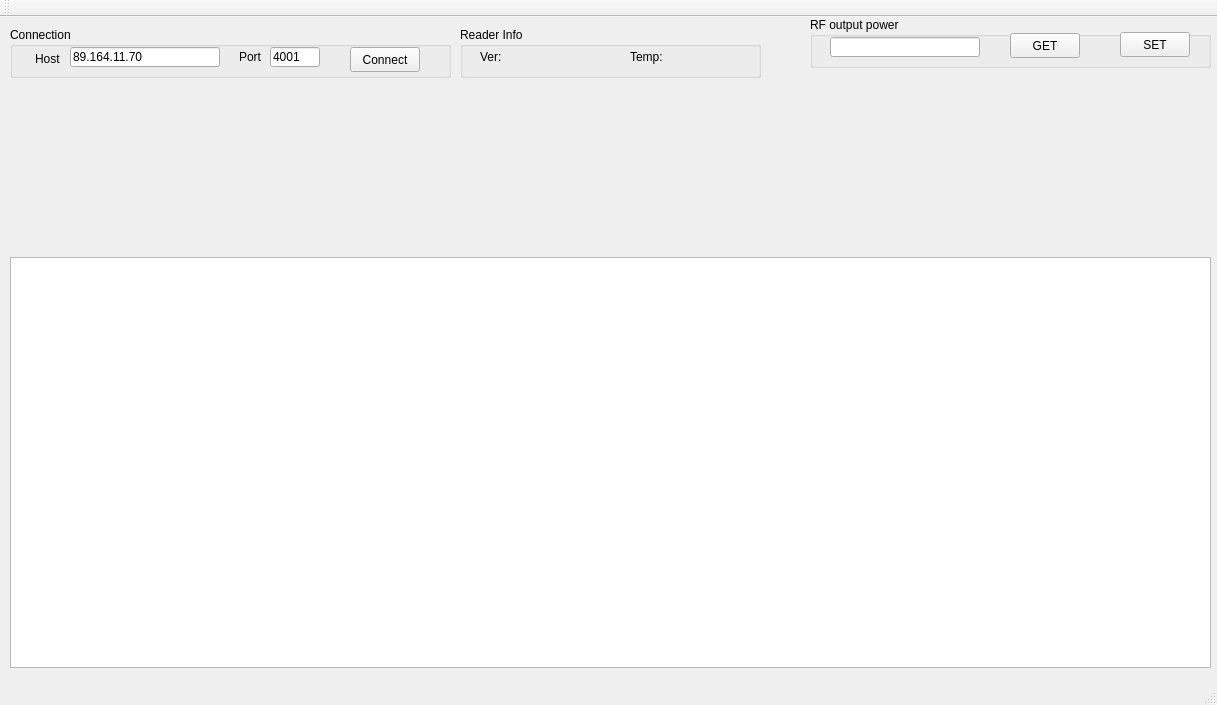
The window that mainwindow.ui (yennhan1211/rfid_service) describes before a commit, drawn with Qt 5.
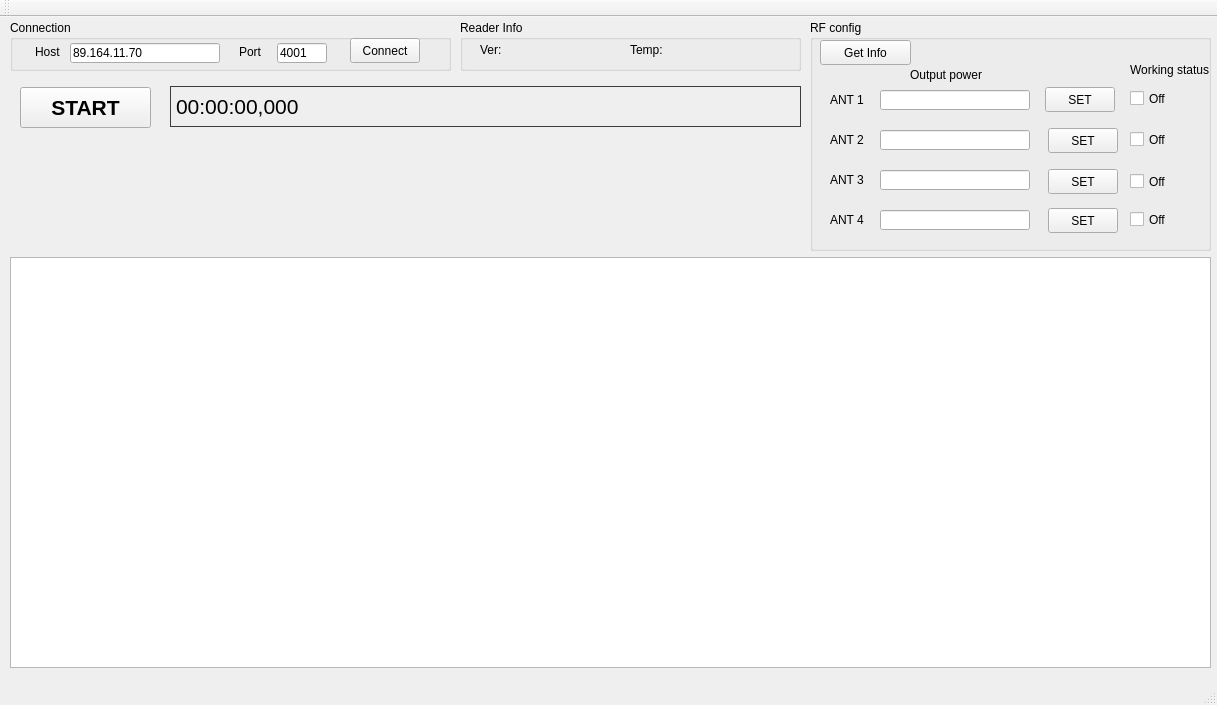
The same window after the commit.

```diff
--- a/mainwindow.ui
+++ b/mainwindow.ui
@@ -18,19 +18,19 @@
     <property name="geometry">
      <rect>
       <x>810</x>
-      <y>0</y>
+      <y>3</y>
       <width>401</width>
-      <height>51</height>
+      <height>231</height>
      </rect>
     </property>
     <property name="title">
-     <string>RF output power</string>
+     <string>RF config</string>
     </property>
     <widget class="QLineEdit" name="leHost_2">
      <property name="geometry">
       <rect>
-       <x>20</x>
-       <y>20</y>
+       <x>70</x>
+       <y>70</y>
        <width>150</width>
        <height>20</height>
       </rect>
@@ -39,21 +39,21 @@
     <widget class="QPushButton" name="btnGetOutputPower">
      <property name="geometry">
       <rect>
-       <x>200</x>
-       <y>16</y>
-       <width>70</width>
+       <x>10</x>
+       <y>20</y>
+       <width>91</width>
        <height>25</height>
       </rect>
      </property>
      <property name="text">
-      <string>GET</string>
+      <string>Get Info</string>
      </property>
     </widget>
     <widget class="QPushButton" name="btnSetOutputPower">
      <property name="geometry">
       <rect>
-       <x>310</x>
-       <y>15</y>
+       <x>235</x>
+       <y>67</y>
        <width>70</width>
        <height>25</height>
       </rect>
@@ -62,12 +62,211 @@
       <string>SET</string>
      </property>
     </widget>
+    <widget class="QLabel" name="lbVersion_2">
+     <property name="geometry">
+      <rect>
+       <x>100</x>
+       <y>45</y>
+       <width>101</width>
+       <height>20</height>
+      </rect>
+     </property>
+     <property name="text">
+      <string>Output power</string>
+     </property>
+    </widget>
+    <widget class="QLabel" name="lbVersion_3">
+     <property name="geometry">
+      <rect>
+       <x>20</x>
+       <y>70</y>
+       <width>51</width>
+       <height>20</height>
+      </rect>
+     </property>
+     <property name="text">
+      <string>ANT 1</string>
+     </property>
+    </widget>
+    <widget class="QLabel" name="lbVersion_4">
+     <property name="geometry">
+      <rect>
+       <x>20</x>
+       <y>110</y>
+       <width>51</width>
+       <height>20</height>
+      </rect>
+     </property>
+     <property name="text">
+      <string>ANT 2</string>
+     </property>
+    </widget>
+    <widget class="QLabel" name="lbVersion_5">
+     <property name="geometry">
+      <rect>
+       <x>20</x>
+       <y>150</y>
+       <width>51</width>
+       <height>20</height>
+      </rect>
+     </property>
+     <property name="text">
+      <string>ANT 3</string>
+     </property>
+    </widget>
+    <widget class="QLabel" name="lbVersion_6">
+     <property name="geometry">
+      <rect>
+       <x>20</x>
+       <y>190</y>
+       <width>51</width>
+       <height>20</height>
+      </rect>
+     </property>
+     <property name="text">
+      <string>ANT 4</string>
+     </property>
+    </widget>
+    <widget class="QLineEdit" name="leAnt2Power">
+     <property name="geometry">
+      <rect>
+       <x>70</x>
+       <y>110</y>
+       <width>150</width>
+       <height>20</height>
+      </rect>
+     </property>
+    </widget>
+    <widget class="QLineEdit" name="leAnt3Power">
+     <property name="geometry">
+      <rect>
+       <x>70</x>
+       <y>150</y>
+       <width>150</width>
+       <height>20</height>
+      </rect>
+     </property>
+    </widget>
+    <widget class="QLineEdit" name="leAnt4Power">
+     <property name="geometry">
+      <rect>
+       <x>70</x>
+       <y>190</y>
+       <width>150</width>
+       <height>20</height>
+      </rect>
+     </property>
+    </widget>
+    <widget class="QCheckBox" name="chbAnt1">
+     <property name="geometry">
+      <rect>
+       <x>320</x>
+       <y>70</y>
+       <width>70</width>
+       <height>17</height>
+      </rect>
+     </property>
+     <property name="text">
+      <string>Off</string>
+     </property>
+    </widget>
+    <widget class="QCheckBox" name="chbAnt2">
+     <property name="geometry">
+      <rect>
+       <x>320</x>
+       <y>111</y>
+       <width>70</width>
+       <height>17</height>
+      </rect>
+     </property>
+     <property name="text">
+      <string>Off</string>
+     </property>
+    </widget>
+    <widget class="QCheckBox" name="chbAnt3">
+     <property name="geometry">
+      <rect>
+       <x>320</x>
+       <y>153</y>
+       <width>70</width>
+       <height>17</height>
+      </rect>
+     </property>
+     <property name="text">
+      <string>Off</string>
+     </property>
+    </widget>
+    <widget class="QCheckBox" name="chbAnt4">
+     <property name="geometry">
+      <rect>
+       <x>320</x>
+       <y>191</y>
+       <width>70</width>
+       <height>17</height>
+      </rect>
+     </property>
+     <property name="text">
+      <string>Off</string>
+     </property>
+    </widget>
+    <widget class="QPushButton" name="btnSetOutputPower_2">
+     <property name="geometry">
+      <rect>
+       <x>238</x>
+       <y>149</y>
+       <width>70</width>
+       <height>25</height>
+      </rect>
+     </property>
+     <property name="text">
+      <string>SET</string>
+     </property>
+    </widget>
+    <widget class="QPushButton" name="btnSetOutputPower_3">
+     <property name="geometry">
+      <rect>
+       <x>238</x>
+       <y>108</y>
+       <width>70</width>
+       <height>25</height>
+      </rect>
+     </property>
+     <property name="text">
+      <string>SET</string>
+     </property>
+    </widget>
+    <widget class="QPushButton" name="btnSetOutputPower_4">
+     <property name="geometry">
+      <rect>
+       <x>238</x>
+       <y>188</y>
+       <width>70</width>
+       <height>25</height>
+      </rect>
+     </property>
+     <property name="text">
+      <string>SET</string>
+     </property>
+    </widget>
+    <widget class="QLabel" name="lbVersion_7">
+     <property name="geometry">
+      <rect>
+       <x>320</x>
+       <y>40</y>
+       <width>81</width>
+       <height>20</height>
+      </rect>
+     </property>
+     <property name="text">
+      <string>Working status</string>
+     </property>
+    </widget>
    </widget>
    <widget class="QGroupBox" name="groupBox_2">
     <property name="geometry">
      <rect>
       <x>10</x>
-      <y>10</y>
+      <y>3</y>
       <width>441</width>
       <height>51</height>
      </rect>
@@ -79,7 +278,7 @@
      <property name="geometry">
       <rect>
        <x>340</x>
-       <y>20</y>
+       <y>18</y>
        <width>70</width>
        <height>25</height>
       </rect>
@@ -105,7 +304,7 @@
      <property name="geometry">
       <rect>
        <x>60</x>
-       <y>20</y>
+       <y>23</y>
        <width>150</width>
        <height>20</height>
       </rect>
@@ -118,7 +317,7 @@
      <property name="geometry">
       <rect>
        <x>229</x>
-       <y>20</y>
+       <y>22</y>
        <width>30</width>
        <height>20</height>
       </rect>
@@ -130,8 +329,8 @@
     <widget class="QLineEdit" name="lePort">
      <property name="geometry">
       <rect>
-       <x>260</x>
-       <y>20</y>
+       <x>267</x>
+       <y>23</y>
        <width>50</width>
        <height>20</height>
       </rect>
@@ -145,8 +344,8 @@
     <property name="geometry">
      <rect>
       <x>460</x>
-      <y>10</y>
-      <width>301</width>
+      <y>3</y>
+      <width>341</width>
       <height>51</height>
      </rect>
     </property>
@@ -190,11 +389,48 @@
      </rect>
     </property>
    </widget>
-   <zorder>groupBox</zorder>
-   <zorder>groupBox_2</zorder>
-   <zorder>groupBox_3</zorder>
-   <zorder>tableView</zorder>
-   <zorder>lbVersion</zorder>
+   <widget class="QPushButton" name="btnStartTime">
+    <property name="geometry">
+     <rect>
+      <x>20</x>
+      <y>70</y>
+      <width>131</width>
+      <height>41</height>
+     </rect>
+    </property>
+    <property name="font">
+     <font>
+      <pointsize>16</pointsize>
+      <weight>75</weight>
+      <bold>true</bold>
+     </font>
+    </property>
+    <property name="text">
+     <string>START</string>
+    </property>
+   </widget>
+   <widget class="QLabel" name="lbStartTime">
+    <property name="geometry">
+     <rect>
+      <x>170</x>
+      <y>69</y>
+      <width>631</width>
+      <height>41</height>
+     </rect>
+    </property>
+    <property name="font">
+     <font>
+      <pointsize>16</pointsize>
+     </font>
+    </property>
+    <property name="styleSheet">
+     <string notr="true">border: 1px solid rgb(60, 60, 60);
+qproperty-alignment: AlignCenter;</string>
+    </property>
+    <property name="text">
+     <string>00:00:00,000</string>
+    </property>
+   </widget>
   </widget>
   <widget class="QMenuBar" name="menuBar">
    <property name="geometry">
```
Left out of the diff: 2 changed lines with no effect on the pictures.
